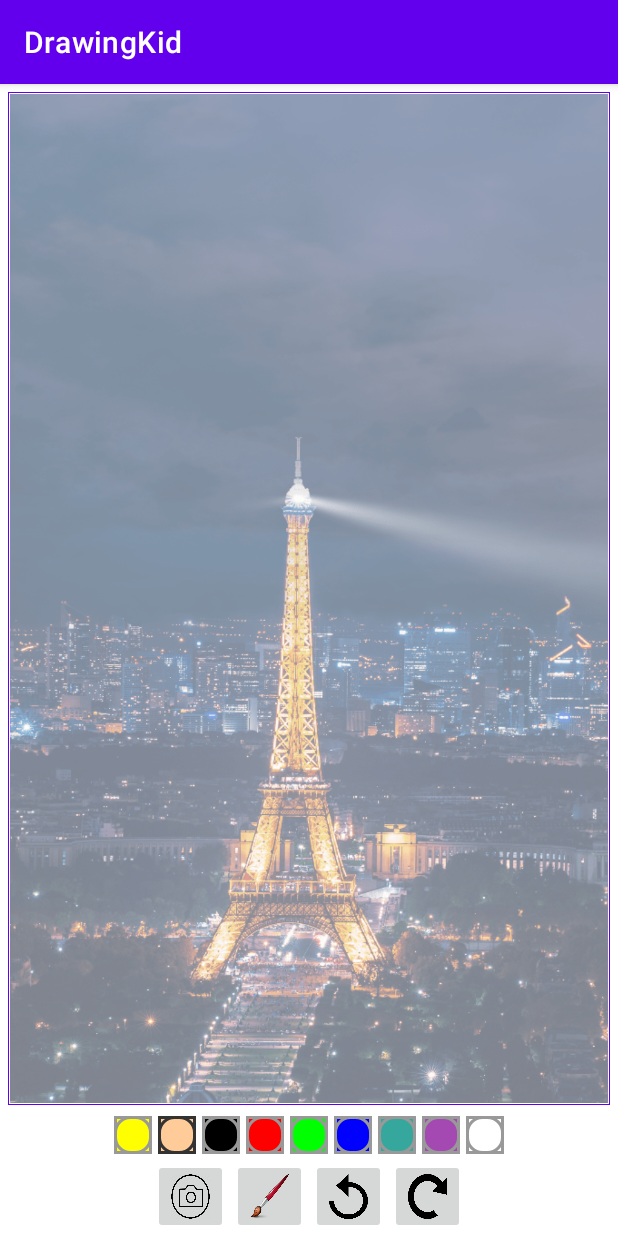
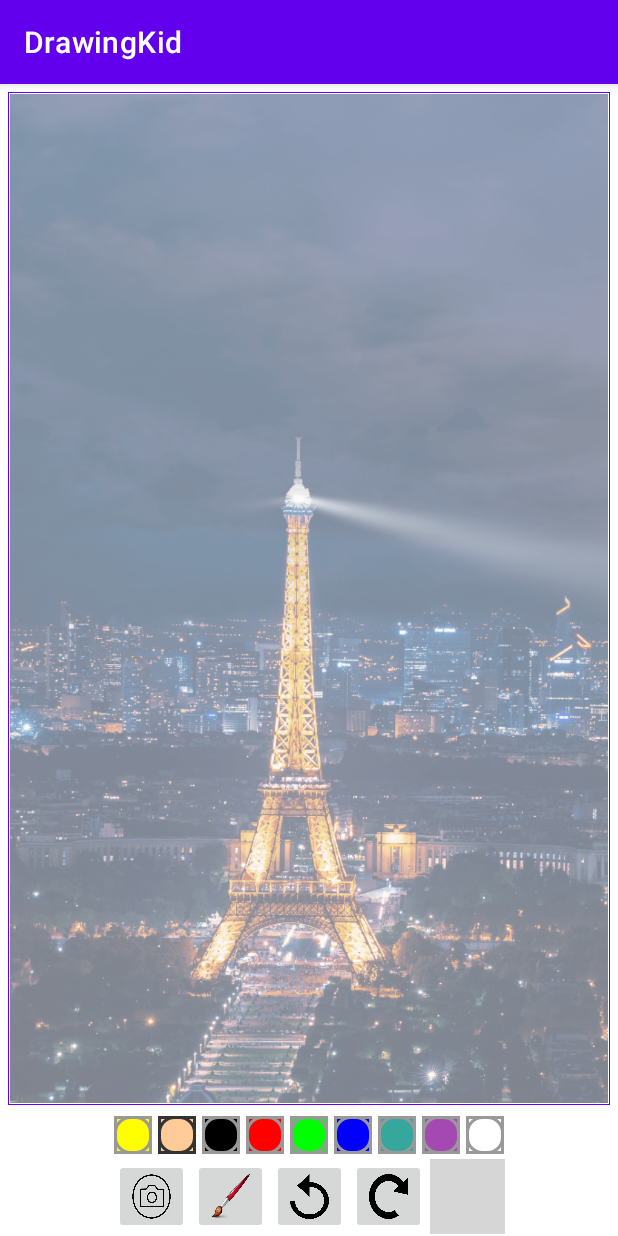
Before and after one commit to cyberplanete/AppDrawing-Kotlin, an Android app: the screen it shows after launch (MainActivity), on a phone screen of 412 x 824 dp. Run offline under Robolectric (Android 15) with nearby library versions, the phone set to English and light mode, and no system bars; grey boxes are pictures that could not be loaded.

Commit message:
Ajout d'un provider - pour permettre la sauvegarde de l'image

```diff
--- a/app/src/main/res/layout/activity_main.xml
+++ b/app/src/main/res/layout/activity_main.xml
@@ -175,6 +175,13 @@
             android:layout_margin="1dp"
             android:scaleType="fitXY"
             android:src="@drawable/ic_redo" />
+        <ImageButton
+            android:id="@+id/ib_save"
+            android:layout_width="50dp"
+            android:layout_height="50dp"
+            android:layout_margin="1dp"
+            android:scaleType="fitXY"
+            android:src="@drawable/ic_save" />
     </LinearLayout>
 
 
```
Also changed, not shown: app/src/main/AndroidManifest.xml (+9 -2 lines), app/src/main/java/net/cyberplanete/drawingkid/MainActivity.kt (+51 -14 lines), app/src/main/res/xml/path.xml (added, +7 -0 lines).
